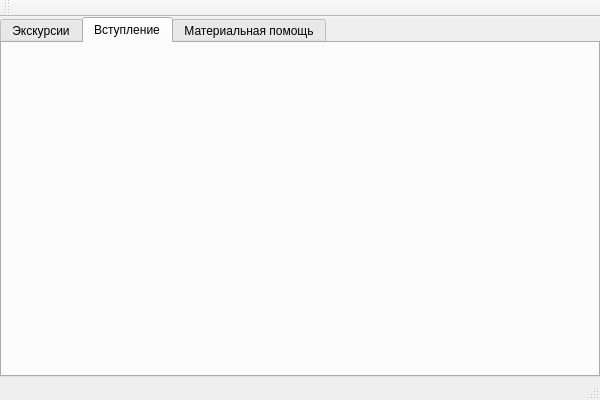
The window that profcom_cards/profkom.ui (egornevezhin/profcom_cards) describes before a commit, drawn with Qt 5.
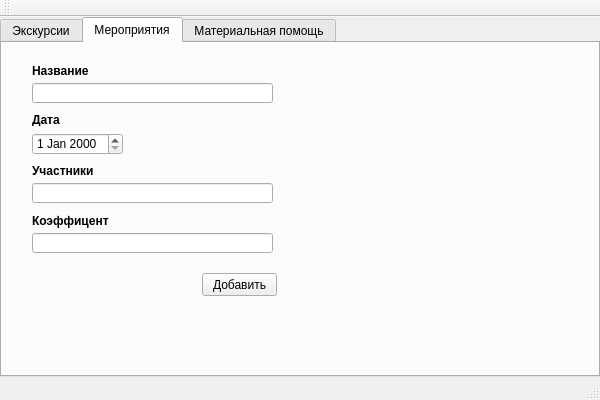
The same window after the commit. The open tabs and pages were chosen to show the change.

What changed in the file:
```diff
--- a/profcom_cards/profkom.ui
+++ b/profcom_cards/profkom.ui
@@ -235,8 +235,137 @@
     </widget>
     <widget class="QWidget" name="tab_2">
      <attribute name="title">
-      <string>Вступление</string>
+      <string>Мероприятия</string>
      </attribute>
+     <widget class="QLabel" name="label_4">
+      <property name="geometry">
+       <rect>
+        <x>30</x>
+        <y>20</y>
+        <width>61</width>
+        <height>16</height>
+       </rect>
+      </property>
+      <property name="font">
+       <font>
+        <weight>75</weight>
+        <bold>true</bold>
+       </font>
+      </property>
+      <property name="text">
+       <string>Название</string>
+      </property>
+     </widget>
+     <widget class="QLineEdit" name="eventName">
+      <property name="geometry">
+       <rect>
+        <x>30</x>
+        <y>40</y>
+        <width>241</width>
+        <height>20</height>
+       </rect>
+      </property>
+     </widget>
+     <widget class="QLabel" name="label_6">
+      <property name="geometry">
+       <rect>
+        <x>30</x>
+        <y>70</y>
+        <width>47</width>
+        <height>13</height>
+       </rect>
+      </property>
+      <property name="font">
+       <font>
+        <weight>75</weight>
+        <bold>true</bold>
+       </font>
+      </property>
+      <property name="text">
+       <string>Дата</string>
+      </property>
+     </widget>
+     <widget class="QDateEdit" name="eventDate">
+      <property name="geometry">
+       <rect>
+        <x>30</x>
+        <y>90</y>
+        <width>91</width>
+        <height>22</height>
+       </rect>
+      </property>
+     </widget>
+     <widget class="QLabel" name="label_7">
+      <property name="geometry">
+       <rect>
+        <x>30</x>
+        <y>120</y>
+        <width>71</width>
+        <height>16</height>
+       </rect>
+      </property>
+      <property name="font">
+       <font>
+        <weight>75</weight>
+        <bold>true</bold>
+       </font>
+      </property>
+      <property name="text">
+       <string>Участники</string>
+      </property>
+     </widget>
+     <widget class="QLineEdit" name="eventAmount">
+      <property name="geometry">
+       <rect>
+        <x>30</x>
+        <y>140</y>
+        <width>241</width>
+        <height>20</height>
+       </rect>
+      </property>
+     </widget>
+     <widget class="QLabel" name="label_8">
+      <property name="geometry">
+       <rect>
+        <x>30</x>
+        <y>170</y>
+        <width>81</width>
+        <height>16</height>
+       </rect>
+      </property>
+      <property name="font">
+       <font>
+        <weight>75</weight>
+        <bold>true</bold>
+       </font>
+      </property>
+      <property name="text">
+       <string>Коэффицент</string>
+      </property>
+     </widget>
+     <widget class="QLineEdit" name="eventRate">
+      <property name="geometry">
+       <rect>
+        <x>30</x>
+        <y>190</y>
+        <width>241</width>
+        <height>20</height>
+       </rect>
+      </property>
+     </widget>
+     <widget class="QPushButton" name="eventAdd">
+      <property name="geometry">
+       <rect>
+        <x>200</x>
+        <y>230</y>
+        <width>75</width>
+        <height>23</height>
+       </rect>
+      </property>
+      <property name="text">
+       <string>Добавить</string>
+      </property>
+     </widget>
     </widget>
     <widget class="QWidget" name="tab_3">
      <attribute name="title">
```
Left out of the diff: 2 changed lines with no effect on the pictures.
